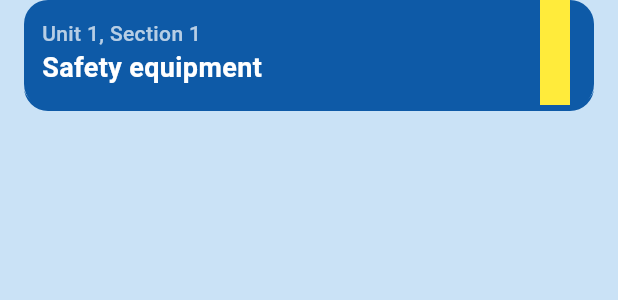
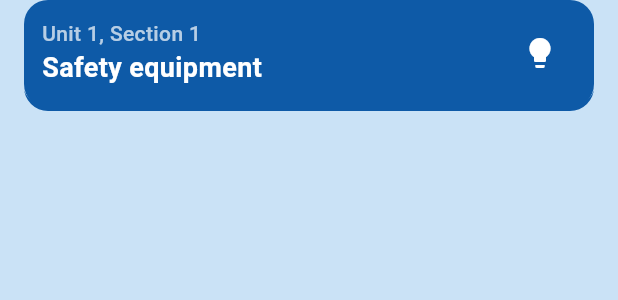
Before and after one commit to babell00/sailantro, a Flutter app: the CurrentSectionWidget widget shown alone on an empty page, opened directly with sample values from the repository, on a phone screen of 412 x 824 dp. Shown: the top 300 px of the screen. Run offline on Flutter 3.47's test engine with Material 3 defaults, Android fonts, the phone set to English and light mode, and no system bars; our stand-ins replace email_validator, firebase_auth, firebase_core, flutter_bloc, flutter_svg, go_router and 2 more; accounts and stored records are empty.

Commit message:
before change

```diff
--- a/lib/features/home/presentation/components/current_section_widget.dart
+++ b/lib/features/home/presentation/components/current_section_widget.dart
@@ -50,14 +50,12 @@ class CurrentSectionWidget extends StatelessWidget {
               ),
             ),
             Container(
-              padding: const EdgeInsets.symmetric(horizontal: 16.0),
+              padding: const EdgeInsets.symmetric(horizontal: 24.0),
               decoration: BoxDecoration(
                 border: Border(left: BorderSide(color: color, width: 2.0)),
               ),
-              child: Container(
-                width: 20.0,
-                height: 20.0,
-                color: Colors.yellow, // A visual indicator
+              child: Center(
+                child: Icon(Icons.lightbulb, color: Colors.white,),
               ),
             ),
           ],
```
Also changed, not shown: lib/features/home/presentation/components/challenge_chip.dart (+5 -2 lines), lib/features/home/presentation/pages/home_page.dart (+16 -16 lines), assets/svg/anchor.svg (added), assets/svg/helm.svg (added), assets/svg/lighthouse.svg (added), assets/svg/pirate.svg (added), assets/svg/treasure.svg (added), assets/svg/trophy.svg (added).
